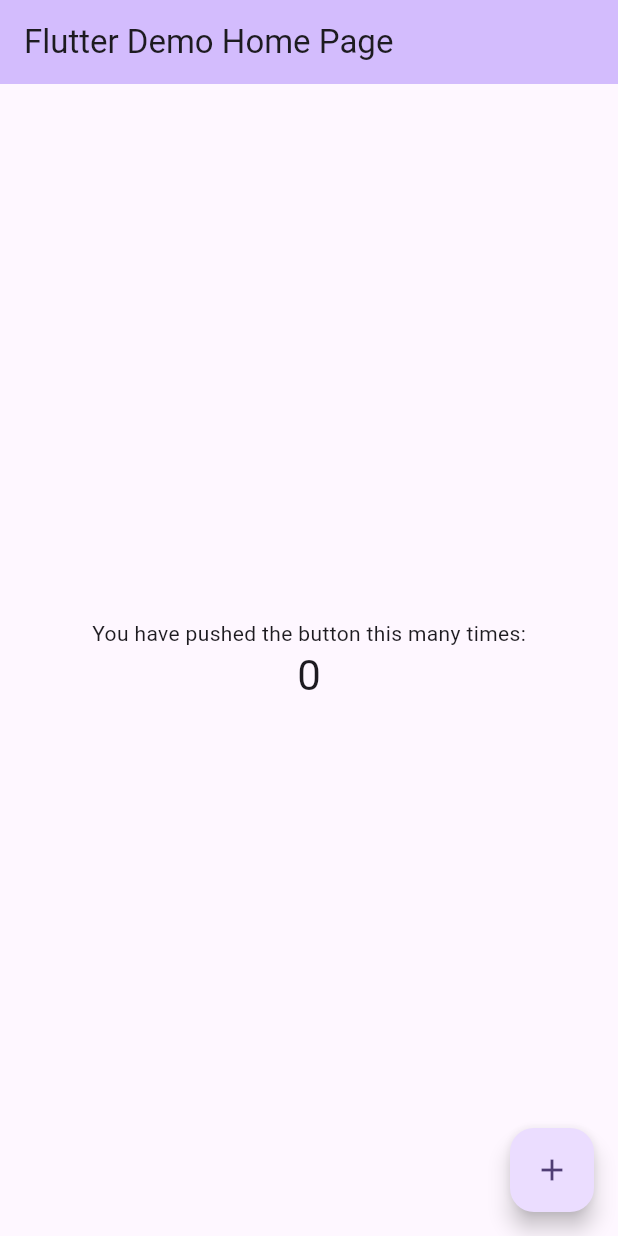
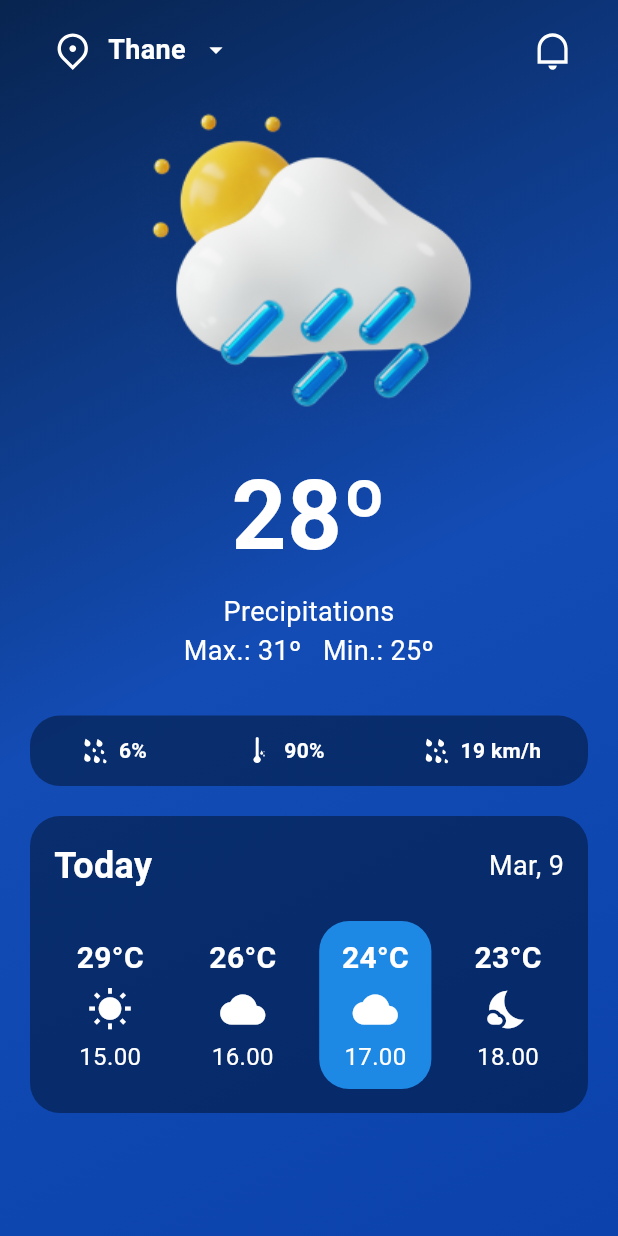
Before and after one commit to SachinMall/flutter_riverpod, a Flutter app: the screen it shows after launch, on a phone screen of 412 x 824 dp. Run offline on Flutter 3.47's test engine with Material 3 defaults, Android fonts, the phone set to English and light mode, and no system bars; our stand-ins replace flutter_svg, gap.

Commit message:
homepage_ui_added

```diff
--- a/lib/main.dart
+++ b/lib/main.dart
@@ -1,4 +1,5 @@
 import 'package:flutter/material.dart';
+import 'package:flutter_riverpod/view/home_page.dart';
 
 void main() {
   runApp(const MyApp());
@@ -10,67 +11,13 @@ class MyApp extends StatelessWidget {
   @override
   Widget build(BuildContext context) {
     return MaterialApp(
-      title: 'Flutter Demo',
+      debugShowCheckedModeBanner: false,
       theme: ThemeData(
 
         colorScheme: ColorScheme.fromSeed(seedColor: Colors.deepPurple),
         useMaterial3: true,
       ),
-      home: const MyHomePage(title: 'Flutter Demo Home Page'),
+      home:  const HomePage(),
     );
   }
 }
-
-class MyHomePage extends StatefulWidget {
-  const MyHomePage({super.key, required this.title});
-
-  final String title;
-
-  @override
-  State<MyHomePage> createState() => _MyHomePageState();
-}
-
-class _MyHomePageState extends State<MyHomePage> {
-  int _counter = 0;
-
-  void _incrementCounter() {
-    setState(() {
-
-      _counter++;
-    });
-  }
-
-  @override
-  Widget build(BuildContext context) {
-
-    return Scaffold(
-      appBar: AppBar(
-
-        backgroundColor: Theme.of(context).colorScheme.inversePrimary,
-
-        title: Text(widget.title),
-      ),
-      body: Center(
-
-        child: Column(
-
-          mainAxisAlignment: MainAxisAlignment.center,
-          children: <Widget>[
-            const Text(
-              'You have pushed the button this many times:',
-            ),
-            Text(
-              '$_counter',
-              style: Theme.of(context).textTheme.headlineMedium,
-            ),
-          ],
-        ),
-      ),
-      floatingActionButton: FloatingActionButton(
-        onPressed: _incrementCounter,
-        tooltip: 'Increment',
-        child: const Icon(Icons.add),
-      ),
-    );
-  }
-}
--- /dev/null
+++ b/lib/res/app_colors.dart
@@ -0,0 +1,13 @@
+import 'package:flutter/material.dart';
+
+class AppColors {
+  static const Color kprimaryColor1 = Color(0xff08244f);
+  static const Color kwhite = Colors.white;
+  static const Color kprimaryColor2 = Color(0xff134CB5);
+  static const Color kprimaryColor3 = Color(0xff0B42AB);
+  static const Color containerColor = Color(0xff001026);
+
+
+
+
+}
--- /dev/null
+++ b/lib/res/icon_assets/base.dart
@@ -0,0 +1,3 @@
+class BasePaths {
+  static const baseImagePath = "assets/icons";
+}
--- /dev/null
+++ b/lib/res/icon_assets/images.dart
@@ -0,0 +1,19 @@
+
+import 'package:flutter_riverpod/res/icon_assets/base.dart';
+
+class IconsAssets {
+  static const _base = BasePaths.baseImagePath;
+  static const locationIcon = '$_base/locaiton.svg';
+  static const airIcon = '$_base/air.svg';
+  static const cloudThunderIcon = '$_base/cloud_thunder.svg';
+  static const cloudIcon = '$_base/cloud.svg';
+  static const notificationIcon = '$_base/notif.svg';
+  static const rainDropIcon = '$_base/rain_drops.svg';
+  static const rainyCloudIcon = '$_base/rainy_cloud.svg';
+  static const starCloudIcon = '$_base/star_cloud.svg';
+  static const whiteRainDropIcon = '$_base/white_rain_drop.svg';
+  static const windIcon = '$_base/wind.svg';
+  static const homeCloudIcon = '$_base/home_icon.png';
+
+
+}
--- /dev/null
+++ b/lib/view/home_page.dart
@@ -0,0 +1,213 @@
+import 'package:flutter/material.dart';
+import 'package:flutter_riverpod/res/app_colors.dart';
+import 'package:flutter_riverpod/res/icon_assets/images.dart';
+import 'package:flutter_svg/flutter_svg.dart';
+import 'package:gap/gap.dart';
+import 'package:intl/intl.dart';
+
+class HomePage extends StatefulWidget {
+  const HomePage({super.key});
+
+  @override
+  State<HomePage> createState() => _HomePageState();
+}
+
+class _HomePageState extends State<HomePage> {
+  @override
+  Widget build(BuildContext context) {
+    double screenHeight = MediaQuery.of(context).size.height;
+    double screenWidth = MediaQuery.of(context).size.width;
+    return Scaffold(
+      body: SafeArea(
+        child: Container(
+          width: screenWidth,
+          height: screenHeight,
+          padding: const EdgeInsets.symmetric(horizontal: 20),
+          decoration: const BoxDecoration(
+            gradient: LinearGradient(
+              colors: [
+                AppColors.kprimaryColor1,
+                AppColors.kprimaryColor2,
+                AppColors.kprimaryColor3
+              ],
+              begin: Alignment.topLeft,
+              end: Alignment.bottomRight,
+            ),
+          ),
+          child: SingleChildScrollView(
+            child: Column(
+              children: [
+                const Gap(20),
+                Row(
+                  children: [
+                    const Gap(15),
+                    SvgPicture.asset(IconsAssets.locationIcon),
+                    const Gap(10),
+                    const Text(
+                      "Thane",
+                      style: TextStyle(
+                          fontSize: 18,
+                          fontWeight: FontWeight.w600,
+                          color: AppColors.kwhite),
+                    ),
+                    const Gap(10),
+                    const Icon(Icons.arrow_drop_down_sharp,
+                        color: AppColors.kwhite, size: 20),
+                    const Spacer(),
+                    SvgPicture.asset(IconsAssets.notificationIcon),
+                    const Gap(10),
+                  ],
+                ),
+                const Gap(15),
+                // SvgPicture.asset(IconsAssets.rainyCloudIcon),
+                Image.asset(IconsAssets.homeCloudIcon,fit: BoxFit.contain,),
+                const Gap(15),
+                Column(
+                  mainAxisAlignment: MainAxisAlignment.center,
+                  crossAxisAlignment: CrossAxisAlignment.center,
+                  children: [
+                    const Text(
+                      "28º",
+                      style: TextStyle(
+                          fontSize: 64,
+                          fontWeight: FontWeight.w600,
+                          color: AppColors.kwhite),
+                    ),
+                    const Gap(5),
+                    const Text(
+                      "Precipitations\nMax.: 31º   Min.: 25º",
+                      textAlign: TextAlign.center,
+                      style: TextStyle(
+                          fontSize: 18,
+                          fontWeight: FontWeight.w400,
+                          color: AppColors.kwhite),
+                    ),
+                    const Gap(30),
+                    Container(
+                      height: 47,
+                      width: screenWidth,
+                      decoration: BoxDecoration(
+                        borderRadius: BorderRadius.circular(20),
+                        color: AppColors.containerColor.withOpacity(0.5),
+                      ),
+                      child: Row(
+                        mainAxisAlignment: MainAxisAlignment.spaceAround,
+                        children: [
+                          weatherDetails(IconsAssets.whiteRainDropIcon, "6%"),
+                          weatherDetails(IconsAssets.airIcon, "90%"),
+                          weatherDetails(
+                              IconsAssets.whiteRainDropIcon, "19 km/h"),
+                        ],
+                      ),
+                    ),
+                    const Gap(20),
+                    Container(
+                        width: screenWidth,
+                        padding: const EdgeInsets.all(16),
+                        decoration: BoxDecoration(
+                          borderRadius: BorderRadius.circular(20),
+                          color: AppColors.containerColor.withOpacity(0.5),
+                        ),
+                        child:  Column(
+                    crossAxisAlignment: CrossAxisAlignment.start,
+                    children: [
+            const Row(
+              mainAxisAlignment: MainAxisAlignment.spaceBetween,
+              children: [
+                Text(
+                  'Today',
+                  style: TextStyle(
+                    color: Colors.white,
+                    fontSize: 24,
+                    fontWeight: FontWeight.bold,
+                  ),
+                ),
+                Text(
+                  'Mar, 9',
+                  style: TextStyle(
+                    color: Colors.white,
+                    fontSize: 18,
+                  ),
+                ),
+              ],
+            ),
+            const SizedBox(height: 20),
+            Row(
+              mainAxisAlignment: MainAxisAlignment.spaceBetween,
+              children: [
+                _buildHourlyForecast('15.00', '29°C', Icons.wb_sunny),
+                _buildHourlyForecast('16.00', '26°C', Icons.wb_cloudy),
+                _buildHourlyForecast('17.00', '24°C', Icons.cloud, isSelected: true),
+                _buildHourlyForecast('18.00', '23°C', Icons.nights_stay),
+              ],
+            ),
+                    ],
+                  ),),
+                  ],
+                ),
+              ],
+            ),
+          ),
+        ),
+      ),
+    );
+  }
+
+    String formattedDate = DateFormat('MMM d').format(DateTime.now());
+
+
+  Widget weatherDetails(String iconName, String textName) {
+    return Row(
+      children: [
+        SvgPicture.asset(iconName),
+        const Gap(4),
+        Text(
+          textName,
+          style: const TextStyle(
+              fontSize: 14,
+              fontWeight: FontWeight.w700,
+              color: AppColors.kwhite),
+        ),
+      ],
+    );
+  }
+
+Widget _buildHourlyForecast(String time, String temperature, IconData icon, {bool isSelected = false}) {
+    return Container(
+      padding: const EdgeInsets.symmetric(vertical: 10, horizontal: 15),
+      decoration: isSelected
+          ? BoxDecoration(
+              color: Colors.blue[600],
+              borderRadius: BorderRadius.circular(20),
+            )
+          : null,
+      child: Column(
+        children: [
+          Text(
+            temperature,
+            style: const TextStyle(
+              color: Colors.white,
+              fontSize: 20,
+              fontWeight: FontWeight.bold,
+            ),
+          ),
+          const SizedBox(height: 5),
+          Icon(
+            icon,
+            color: Colors.white,
+            size: 30,
+          ),
+          const SizedBox(height: 5),
+          Text(
+            time,
+            style: const TextStyle(
+              color: Colors.white,
+              fontSize: 16,
+            ),
+          ),
+        ],
+      ),
+    );
+  }
+
+}
```
Also changed, not shown: lib/model/weather_model.dart (added, +233 -0 lines), pubspec.yaml (+13 -3 lines), assets/icons/air.svg (added), assets/icons/cloud.svg (added), assets/icons/cloud_thunder.svg (added), assets/icons/home_icon.png (added), assets/icons/locaiton.svg (added), assets/icons/notif.svg (added), assets/icons/rain_drops.svg (added), assets/icons/rainy_cloud.svg (added), assets/icons/star_cloud.svg (added), assets/icons/white_rain_drop.svg (added), assets/icons/wind.svg (added), lib/service/weather_services.dart (added).
